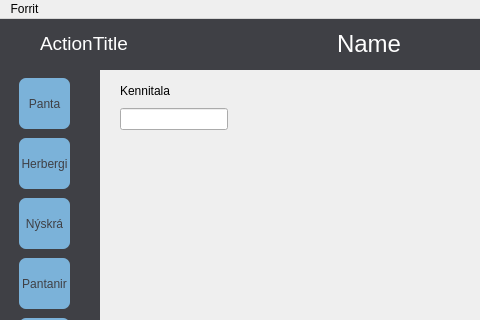
Old version of the form QtDesignerProject/reception.ui in the repository PeturSteinn/FORR2HF-Lokaverkefni; both pictures show x 0 to 480 and y 0 to 320 of the 570 by 420 pixel window.
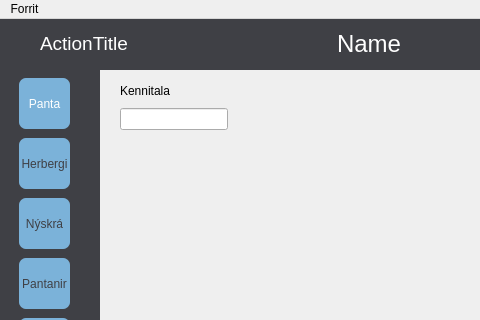
New version of the form. Icons and pictures are not drawn.

Commit message: Lagaði bug þar sem þú færð vitlaust magn af herbergjum sem eru laus, núna er color: #fff þegar þú hoverar/togglear QToolButton

Diff of the .ui file:
```diff
--- a/QtDesignerProject/reception.ui
+++ b/QtDesignerProject/reception.ui
@@ -46,11 +46,12 @@
 }
 
 QToolButton#toolButton, QToolButton#toolButton_2, QToolButton#toolButton_3, QToolButton#toolButton_4, QToolButton#toolButton_5, QToolButton#toolButton_6 {
-background-color: #7BB2D9;/*#7BB2D9;*/
+background-color: #7BB2D9;
 border-radius: 7px;
 color: #3F4045;
 }
-QToolButton:checked, QToolButton:pressed, QToolButton:hover {
+
+#frame QToolButton:checked, #frame QToolButton:pressed, #frame QToolButton:hover {
 color: #fff;
 }
 QLabel#labelTopName, QLabel#labelTopTitle {
@@ -114,6 +115,9 @@
      <property name="checkable">
       <bool>true</bool>
      </property>
+     <property name="checked">
+      <bool>true</bool>
+     </property>
      <property name="autoExclusive">
       <bool>true</bool>
      </property>
```
Left out of the diff: 3 changed lines with no effect on the pictures. The commit also changes 2 other files.
